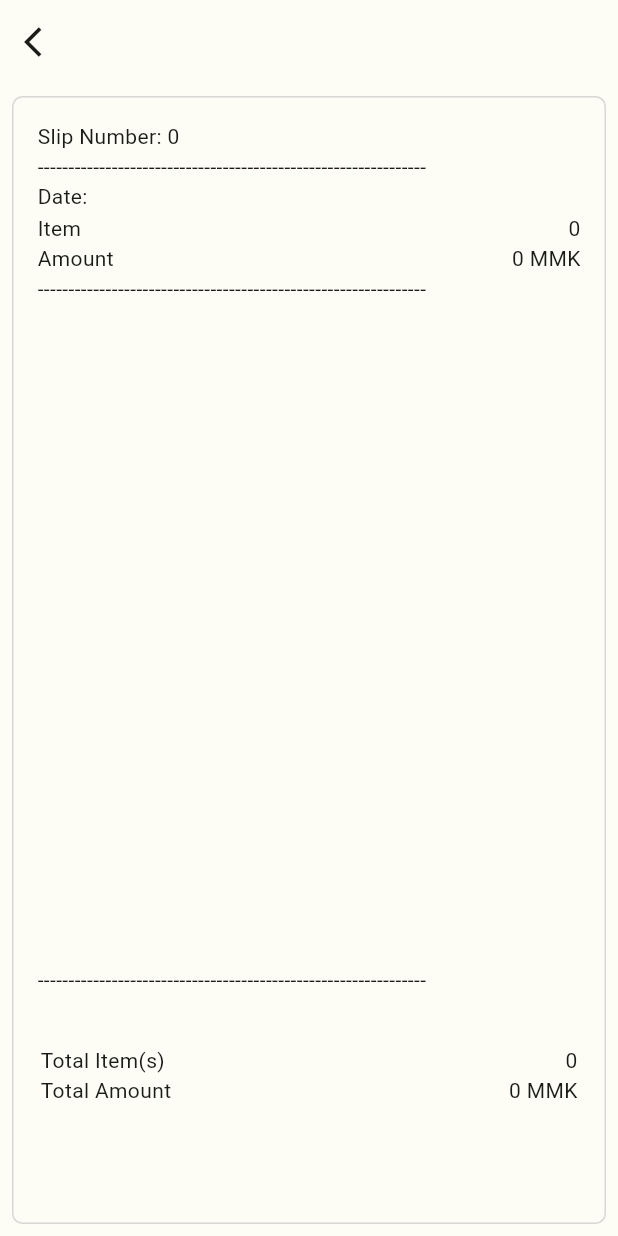
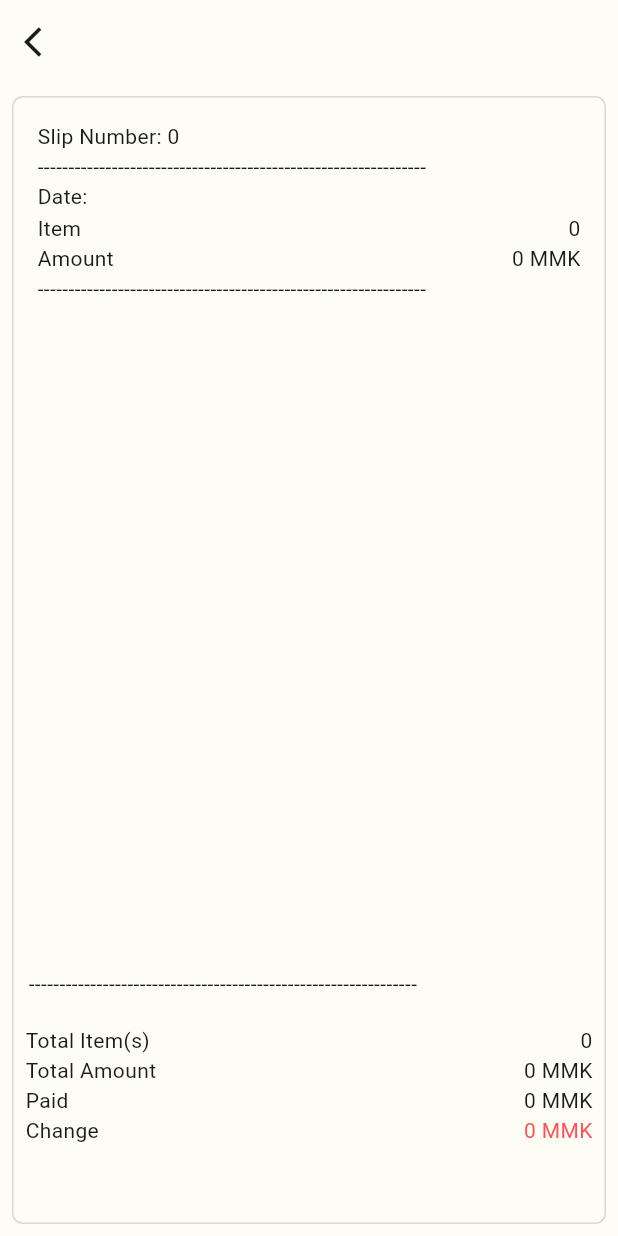
Before and after one commit to NayZinHtoo/stock_order, a Flutter app: the StockOrderDetailScreen screen opened directly with empty values, on a phone screen of 412 x 824 dp. Run offline on Flutter 3.47's test engine with Material 2 defaults, Android fonts, the light colour scheme and no system bars; our stand-ins replace chips_choice, fluttertoast, image_picker, sqflite; accounts and stored records are empty.

Commit message:
paid view

```diff
--- a/lib/models/stock_order_payment.dart
+++ b/lib/models/stock_order_payment.dart
@@ -2,7 +2,7 @@ class StockOrderPayment {
   int? id;
   String? syskey;
   String? parentId;
-  int? paymentId;
+  String? paymentId;
   String? paymentdesc;
   double? amount;
   int? status = 0;
--- a/lib/screens/order_payment_screen.dart
+++ b/lib/screens/order_payment_screen.dart
@@ -339,18 +339,16 @@ class _OrderPaymentSreenState extends State<OrderPaymentSreen> {
                         for (var i = 0;
                             i < posPaymentDropdownData.length;
                             i++) {
-                          if (paymentData[i] > 0.0) {
                           var syskey = generatesyskey();
                           var orderPayment = StockOrderPayment(
                             syskey: syskey,
                             parentId: widget.pid,
-                              paymentId: posPaymentDropdownData[i].id,
+                            paymentId: posPaymentDropdownData[i].syskey,
                             paymentdesc: posPaymentDropdownData[i].desc,
                             amount: paymentData[i],
                             status: 0,
                           );
                           orderPaymentList.add(orderPayment);
-                          }
                         }
                         provider.addOrderPayment(orderPaymentList);
                         showToast('Pay Bill Successful');
--- a/lib/screens/stock_order_detail_screen.dart
+++ b/lib/screens/stock_order_detail_screen.dart
@@ -2,6 +2,8 @@ import 'package:flutter/material.dart';
 import 'package:provider/provider.dart';
 import 'package:stock_pos/models/stock_header.dart';
 
+import '../models/stock_order_payment.dart';
+import '../providers/stock_order_payment_provider.dart';
 import '../providers/stock_order_view_provider.dart';
 import '../utils/constant.dart';
 
@@ -18,15 +20,35 @@ class StockOrderDetailScreen extends StatefulWidget {
 
 class _StockOrderDetailScreenState extends State<StockOrderDetailScreen> {
   late StockOrderViewProvider stockOrderViewProvider;
+  late StockOrderPaymentProvider stockOrderPaymentProvider;
+
+  double paidAmount = 0.0;
+  double changeAmount = 0.0;
 
   @override
   void initState() {
     stockOrderViewProvider =
         Provider.of<StockOrderViewProvider>(context, listen: false);
-
+    stockOrderPaymentProvider =
+        Provider.of<StockOrderPaymentProvider>(context, listen: false);
     stockOrderViewProvider.getStockDetailList(widget.stockHeader.syskey!);
 
+    Future.delayed(Duration.zero, () async {
+      await _getStockPaymentList();
+    });
+
     super.initState();
+  }
+
+  Future<void> _getStockPaymentList() async {
+    paidAmount = 0.0;
+    List<StockOrderPayment> list = await stockOrderPaymentProvider
+        .getStockPaymentList(widget.stockHeader.syskey!);
+    for (var payment in list) {
+      paidAmount += payment.amount!;
+    }
+    changeAmount = paidAmount - widget.stockHeader.amount!;
+    setState(() {});
   }
 
   @override
@@ -129,13 +151,59 @@ class _StockOrderDetailScreenState extends State<StockOrderDetailScreen> {
               }),
             ),
             const Padding(
-              padding: EdgeInsets.all(16.0),
+              padding: EdgeInsets.all(10.0),
               child: Text(
                   '---------------------------------------------------------------'),
             ),
+            // Expanded(
+            //   child: Consumer<StockOrderPaymentProvider>(
+            //       builder: (context, provider, _) {
+            //     return ListView.builder(
+            //       itemCount: provider.orderPaymentList.length,
+            //       itemBuilder: (BuildContext context, int index) {
+            //         return Card(
+            //           //margin: const EdgeInsets.all(18),
+            //           child: Padding(
+            //             padding: const EdgeInsets.all(18.0),
+            //             child: Column(
+            //               mainAxisAlignment: MainAxisAlignment.center,
+            //               crossAxisAlignment: CrossAxisAlignment.start,
+            //               children: [
+            //                 Row(
+            //                   mainAxisAlignment: MainAxisAlignment.spaceBetween,
+            //                   crossAxisAlignment: CrossAxisAlignment.start,
+            //                   children: [
+            //                     provider.orderPaymentList[index].amount! > 0
+            //                         ? Text(
+            //                             '${provider.orderPaymentList[index].paymentdesc}')
+            //                         : const Text(
+            //                             'Change',
+            //                             style:
+            //                                 TextStyle(color: Colors.redAccent),
+            //                           ),
+            //                     Text(
+            //                       '${thousandsSeparatorsFormat(provider.orderPaymentList[index].amount!)} MMK',
+            //                       style: TextStyle(
+            //                         color: provider.orderPaymentList[index]
+            //                                     .amount! <
+            //                                 0
+            //                             ? Colors.redAccent
+            //                             : null,
+            //                       ),
+            //                     ),
+            //                   ],
+            //                 ),
+            //               ],
+            //             ),
+            //           ),
+            //         );
+            //       },
+            //     );
+            //   }),
+            // ),
             Expanded(
               child: Padding(
-                padding: const EdgeInsets.all(18.0),
+                padding: const EdgeInsets.all(8.0),
                 child: Column(
                   mainAxisAlignment: MainAxisAlignment.start,
                   crossAxisAlignment: CrossAxisAlignment.start,
@@ -148,9 +216,6 @@ class _StockOrderDetailScreenState extends State<StockOrderDetailScreen> {
                           flex: 1,
                           child: Text('Total Item(s) '),
                         ),
-                        // const SizedBox(
-                        //   width: 150,
-                        // ),
                         Flexible(
                           flex: 1,
                           child: Consumer<StockOrderViewProvider>(
@@ -168,13 +233,42 @@ class _StockOrderDetailScreenState extends State<StockOrderDetailScreen> {
                           flex: 1,
                           child: Text('Total Amount'),
                         ),
-                        // const SizedBox(
-                        //   width: 100,
-                        // ),
                         Flexible(
                           flex: 1,
                           child: Text(
                               '${thousandsSeparatorsFormat(widget.stockHeader.amount!)} MMK'),
+                        ),
+                      ],
+                    ),
+                    Row(
+                      mainAxisAlignment: MainAxisAlignment.spaceBetween,
+                      crossAxisAlignment: CrossAxisAlignment.start,
+                      children: [
+                        const Flexible(
+                          flex: 1,
+                          child: Text('Paid'),
+                        ),
+                        Flexible(
+                          flex: 1,
+                          child: Text(
+                              '${thousandsSeparatorsFormat(paidAmount)} MMK'),
+                        ),
+                      ],
+                    ),
+                    Row(
+                      mainAxisAlignment: MainAxisAlignment.spaceBetween,
+                      crossAxisAlignment: CrossAxisAlignment.start,
+                      children: [
+                        const Flexible(
+                          flex: 1,
+                          child: Text('Change'),
+                        ),
+                        Flexible(
+                          flex: 1,
+                          child: Text(
+                            '${thousandsSeparatorsFormat(changeAmount)} MMK',
+                            style: const TextStyle(color: Colors.redAccent),
+                          ),
                         ),
                       ],
                     ),
```
Also changed, not shown: lib/controllers/stock_order_payment_controller.dart (+10 -0 lines), lib/providers/stock_order_payment_provider.dart (+7 -0 lines). Lines whose indentation alone changed are shown as unchanged.
